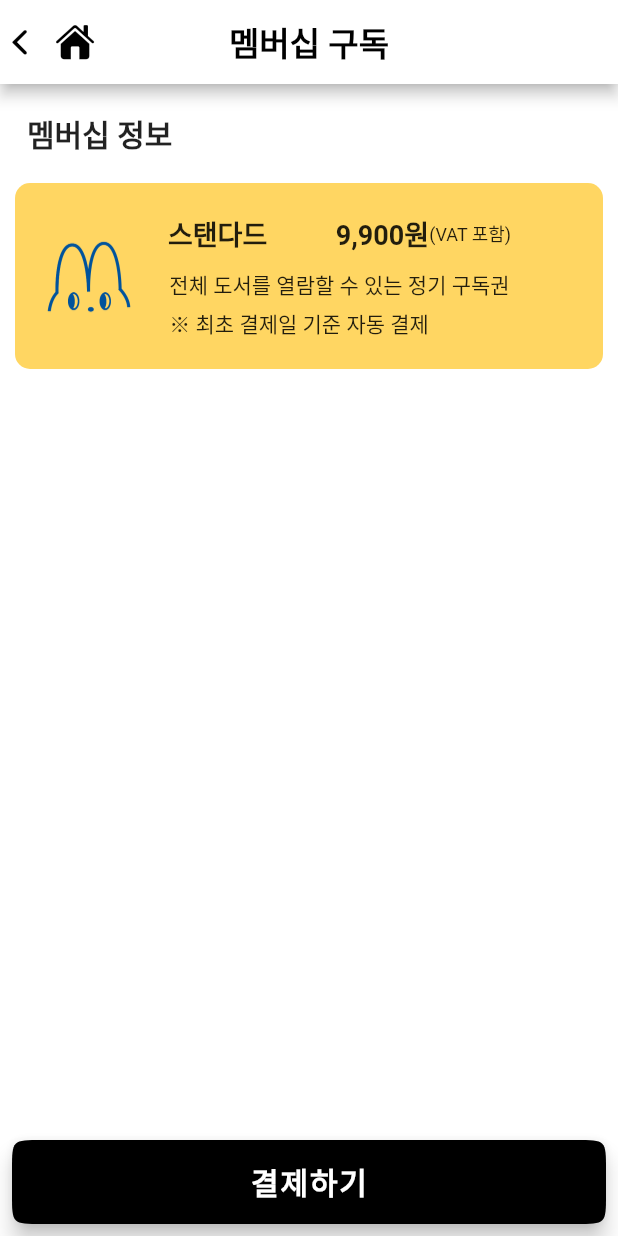
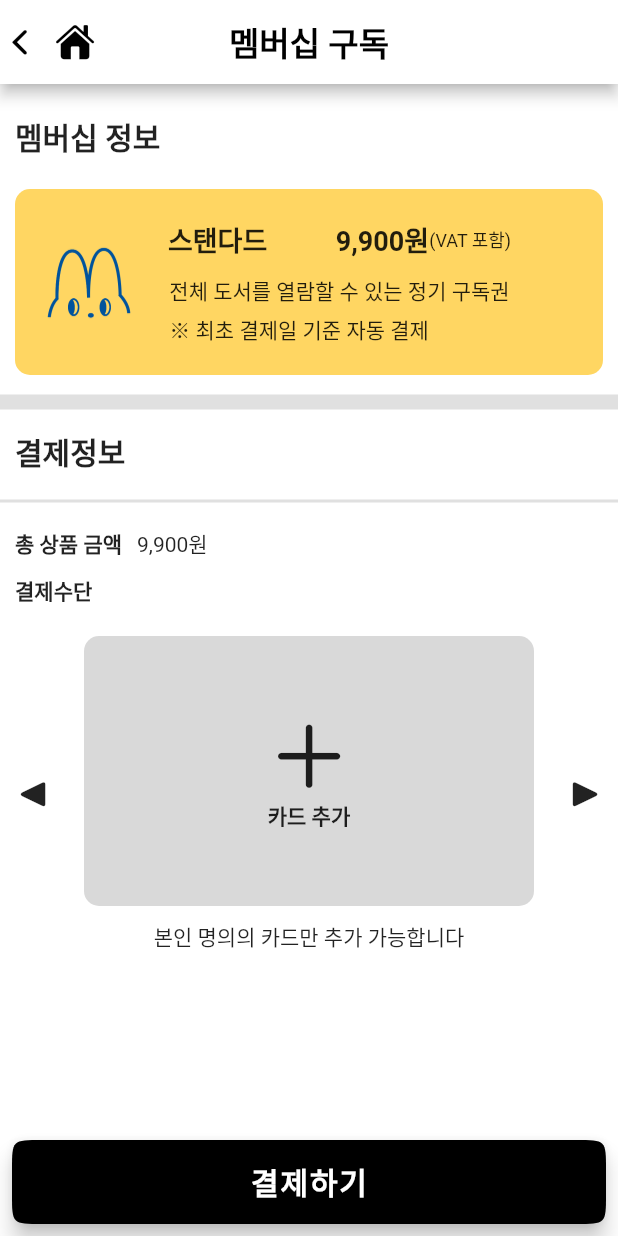
Before and after one commit to heesun-b/app_ReadMe, a Flutter app: the screen it shows after launch, on a phone screen of 412 x 824 dp. Run offline on Flutter 3.47's test engine with Material 2 defaults, Android fonts, the phone set to English and light mode, and no system bars; our stand-ins replace card_swiper, flutter_riverpod; Roboto replaces fonts that are missing (NanumGothic).

Commit message:
membership page

```diff
--- a/lib/core/constants/move.dart
+++ b/lib/core/constants/move.dart
@@ -1,14 +1,14 @@
 
 import 'package:flutter/material.dart';
 import 'package:readme_app/view/components/home_navigation_bar.dart';
+import 'package:readme_app/view/page/cart/cart_page/cart_page.dart';
 import 'package:readme_app/view/page/category/category_page/category_page.dart';
-import 'package:readme_app/view/page/cart/cart_page/cart_page.dart';
 import 'package:readme_app/view/page/main/main_page/main_page.dart';
 import 'package:readme_app/view/page/membership/membership_page/memebership_page.dart';
+import 'package:readme_app/view/page/payment/payment_page/payment_page.dart';
 import 'package:readme_app/view/page/search/search_page/search_page.dart';
 import 'package:readme_app/view/page/storage/storage_page/storage_page.dart';
 import 'package:readme_app/view/page/user/user_page/user_page.dart';
-import 'package:readme_app/view/page/payment/payment_page/payment_page.dart';
 
 
 class Move {
@@ -22,6 +22,7 @@ class Move {
   static String paymentPage = "/payment";
   static String alarmPage = "/alarm";
   static String membershipPage = "/membership";
+
 }
 
 
@@ -36,6 +37,7 @@ Map<String, Widget Function(BuildContext)> getRouters() {
     Move.storagePage: (context) => StoragePage(),
     Move.userPage: (context) => UserPage(),
     Move.navigationBar: (context) => HomeNavigationBar(),
+    Move.paymentPage: (context) => PaymentPage(),
    // Move.alarmPage: (context) => AlarmPage(),
     Move.cartPage : (context) => CartPage(),
     Move.membershipPage : (context) => MembershipPage(),
--- a/lib/view/page/membership/membership_page/components/membership_page_body.dart
+++ b/lib/view/page/membership/membership_page/components/membership_page_body.dart
@@ -1,23 +1,24 @@
 import 'package:flutter/material.dart';
 import 'package:readme_app/core/constants/colours.dart';
 import 'package:readme_app/core/constants/dimens.dart';
+import 'package:readme_app/core/constants/hs_style_icons.dart';
 import 'package:readme_app/view/page/membership/membership_page/components/membership_page_card.dart';
 import 'package:readme_app/view/page/membership/membership_page/components/membership_page_header.dart';
+import 'package:readme_app/view/page/membership/membership_page/components/membership_page_payment.dart';
 
 class MembershipPageBody extends StatelessWidget {
   const MembershipPageBody({Key? key}) : super(key: key);
 
   @override
   Widget build(BuildContext context) {
-    return Padding(
-      padding: const EdgeInsets.all(10.0),
-      child: Column(
-        crossAxisAlignment: CrossAxisAlignment.start,
-        children: [
-          MembershipPageHeader(),
-          MembershipPageCard(),
-        ],
-      ),
+    return Column(
+      crossAxisAlignment: CrossAxisAlignment.start,
+      children: [
+        MembershipPageHeader(),
+        MembershipPageCard(),
+        Divider(thickness: 10,),
+        MembershipPagePayment(),
+      ],
     );
   }
 }
--- a/lib/view/page/membership/membership_page/components/membership_page_card.dart
+++ b/lib/view/page/membership/membership_page/components/membership_page_card.dart
@@ -7,7 +7,9 @@ class MembershipPageCard extends StatelessWidget {
 
   @override
   Widget build(BuildContext context) {
-    return Container(
+    return Padding(
+      padding: const EdgeInsets.all(10.0),
+      child: Container(
         width: MediaQuery.sizeOf(context).width,
         decoration: BoxDecoration(
             color: Colours.app_main, borderRadius: BorderRadius.circular(10)),
@@ -82,6 +84,7 @@ class MembershipPageCard extends StatelessWidget {
             ),
           ),
         ),
+      ),
     );
   }
 }
--- a/lib/view/page/membership/membership_page/components/membership_page_header.dart
+++ b/lib/view/page/membership/membership_page/components/membership_page_header.dart
@@ -6,16 +6,16 @@ class MembershipPageHeader extends StatelessWidget {
 
   @override
   Widget build(BuildContext context) {
-    return Column(
-      children: [
-        Padding(
-          padding: const EdgeInsets.all(8.0),
-          child: Text("멤버십 정보", style: TextStyle(
+    return Padding(
+      padding: const EdgeInsets.only(left: 10, right: 10, top: 20),
+      child: Column(
+        children: [
+          Text("멤버십 정보", style: TextStyle(
             fontWeight: FontWeight.w700, fontSize: Dimens.font_sp20
             ,),),
-        ),
-        SizedBox(height: 10,),
-      ],
+          SizedBox(height: 10,),
+        ],
+      ),
     );
   }
 }
--- /dev/null
+++ b/lib/view/page/membership/membership_page/components/membership_page_payment.dart
@@ -0,0 +1,77 @@
+import 'package:flutter/material.dart';
+import 'package:readme_app/core/constants/colours.dart';
+import 'package:readme_app/core/constants/dimens.dart';
+import 'package:readme_app/core/constants/hs_style_icons.dart';
+
+class MembershipPagePayment extends StatelessWidget {
+  const MembershipPagePayment({Key? key}) : super(key: key);
+
+  @override
+  Widget build(BuildContext context) {
+    return Column(
+      crossAxisAlignment: CrossAxisAlignment.start,
+      children: [
+        Padding(
+          padding: const EdgeInsets.all(10.0),
+          child: Text("결제정보", style: TextStyle(
+              fontWeight: FontWeight.w700, fontSize: Dimens.font_sp20
+          ),),
+        ),
+        Divider(thickness: 2,),
+        Padding(
+          padding: const EdgeInsets.all(10.0),
+          child: Column(
+            crossAxisAlignment: CrossAxisAlignment.start,
+            children: [
+              Row(children: [
+                Text("총 상품 금액", style: TextStyle(
+                    fontWeight: FontWeight.w700
+                ),),
+                SizedBox(width: 10,),
+                Text("9,900원"),
+              ],),
+              SizedBox(height: 10,),
+              Text("결제수단", style: TextStyle(
+                  fontWeight: FontWeight.w700
+              )),
+            ],
+          ),
+        ),
+        Padding(
+          padding: const EdgeInsets.all(10.0),
+          child: InkWell(
+            onTap: (){},
+            child: Row(
+              mainAxisAlignment: MainAxisAlignment.spaceBetween,
+              children: [
+                HsStyleIcons.backFill,
+                Column(
+                  children: [
+                    Container(
+                      width: 300,
+                      height: 180,
+                      decoration: BoxDecoration(
+                        color: Colours.app_sub_grey,
+                        borderRadius: BorderRadius.circular(10),
+                      ),
+                      child: Column(
+                        mainAxisAlignment: MainAxisAlignment.center,
+                        children: [
+                          HsStyleIcons.add,
+                          Text("카드 추가", style: TextStyle(fontWeight: FontWeight.w600),)
+                        ],
+                      ),
+                    ),
+                    SizedBox(height: 10,),
+                    Text("본인 명의의 카드만 추가 가능합니다"),
+                  ],
+                ),
+                HsStyleIcons.nextFill,
+              ],
+            ),
+          ),
+        ),
+      ],
+    );
+  }
+}
--- a/lib/view/page/membership/membership_page/memebership_page.dart
+++ b/lib/view/page/membership/membership_page/memebership_page.dart
@@ -15,7 +15,16 @@ class MembershipPage extends StatelessWidget {
         padding: const EdgeInsets.all(8.0),
         child: SizedBox(
           width: double.infinity,
-          child: _buildFloatingActionButton(),
+          child: FloatingActionButton(
+              backgroundColor: Colours.app_sub_black,
+              shape: ContinuousRectangleBorder(
+                  borderRadius: BorderRadius.circular(20)
+              ),
+              onPressed: () {
+                // 나중에 추가!!!!
+              },
+              child: Text("결제하기", style: TextStyle(fontWeight: FontWeight.w700, fontSize: Dimens.font_sp20),)
+          ),
         ),
       ),
       backgroundColor: Colours.app_sub_white,
@@ -49,18 +58,5 @@ class MembershipPage extends StatelessWidget {
 
 
 
-  Widget _buildFloatingActionButton() {
-    return FloatingActionButton(
-            backgroundColor: Colours.app_sub_black,
-            shape: ContinuousRectangleBorder(
-                borderRadius: BorderRadius.circular(20)),
-            onPressed: () {
-              // 나중에 추가!!!!
-            },
-            child: Text(
-              "결제하기",
-              style: TextStyle(
-                  fontWeight: FontWeight.w700, fontSize: Dimens.font_sp20),
-            ));
-  }
+
 }
--- a/pubspec.yaml
+++ b/pubspec.yaml
@@ -37,7 +37,6 @@ dependencies:
   logger: ^1.1.0
   flutter_secure_storage: ^7.0.0
   card_swiper: ^2.0.4
-
 
   # The following adds the Cupertino Icons font to your application.
   # Use with the CupertinoIcons class for iOS style icons.
```
Also changed, not shown: lib/view/page/cart/cart_page/cart_page.dart (+23 -0 lines), lib/view/page/cart/cart_page/components/cart_page_body.dart (+36 -21 lines), lib/view/page/payment/payment_page/components/payment_page_body.dart (+17 -0 lines), lib/view/page/cart/cart_page/components/cart_page_card.dart (line endings or trailing spaces). Lines whose indentation alone changed are shown as unchanged.
